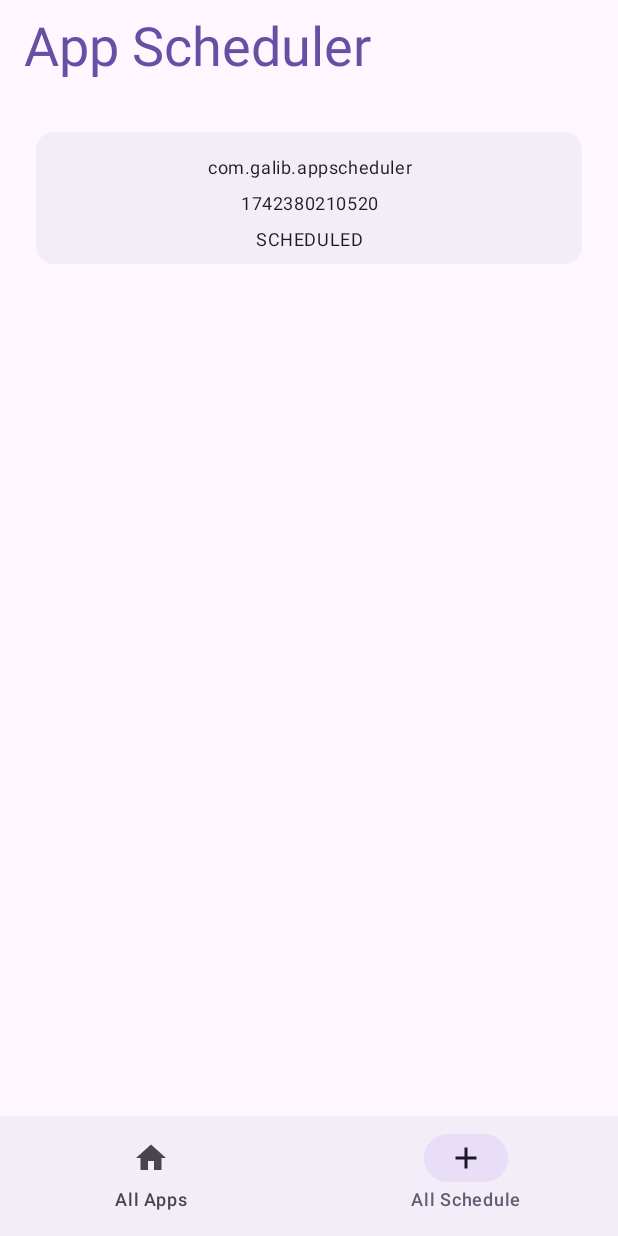
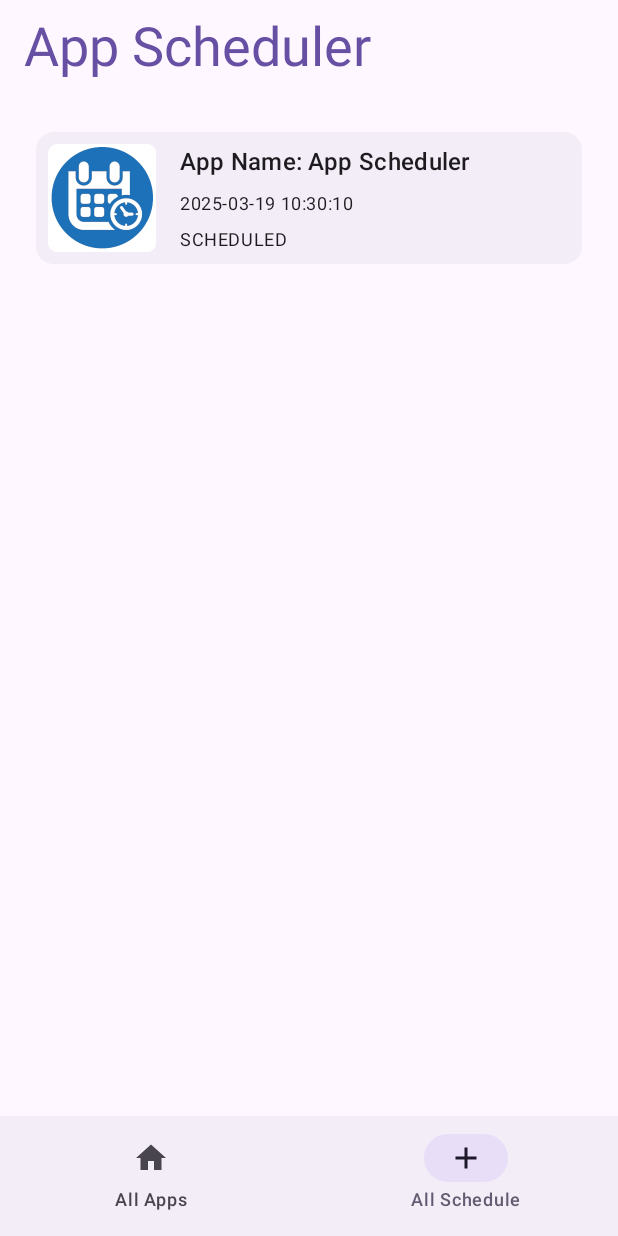
Before and after one commit to asadullah012/appscheduler, an Android app built with Jetpack Compose: the AppScheduleScreen screen opened through its navigation route, on a phone screen of 412 x 824 dp. Run offline under Robolectric (Android 15) with nearby library versions, the phone set to English and light mode, and no system bars; our stand-ins replace Room's generated code.

Commit message:
updated schedule repo and schedule ui

```diff
--- a/app/build.gradle.kts
+++ b/app/build.gradle.kts
@@ -59,6 +59,8 @@ dependencies {
     testImplementation(libs.androidx.room.testing)
     implementation(libs.androidx.room.paging)
 
+    implementation(libs.accompanist.permissions)
+
     implementation(libs.koin.android)
     implementation(libs.koin.androidx.compose)
     testImplementation(libs.junit)
--- a/app/src/main/AndroidManifest.xml
+++ b/app/src/main/AndroidManifest.xml
@@ -4,6 +4,7 @@
 
     <uses-permission android:name="android.permission.QUERY_ALL_PACKAGES"
         tools:ignore="QueryAllPackagesPermission" />
+    <uses-permission android:name="android.permission.SCHEDULE_EXACT_ALARM"/>
 
     <application
         android:name=".MainApplication"
--- a/app/src/main/java/com/galib/appscheduler/MainActivity.kt
+++ b/app/src/main/java/com/galib/appscheduler/MainActivity.kt
@@ -5,6 +5,7 @@ import androidx.activity.ComponentActivity
 import androidx.activity.compose.setContent
 import com.galib.appscheduler.presentation.screen.AppListScreen
 import com.galib.appscheduler.presentation.screen.MainScreen
+import com.galib.appscheduler.utils.GrantPermission
 
 class MainActivity : ComponentActivity() {
     override fun onCreate(savedInstanceState: Bundle?) {
--- a/app/src/main/java/com/galib/appscheduler/domain/repository/AppRepository.kt
+++ b/app/src/main/java/com/galib/appscheduler/domain/repository/AppRepository.kt
@@ -8,8 +8,4 @@ interface AppRepository {
     fun getInstalledApps(): Flow<List<AppInfo>>
     suspend fun saveApps(apps: List<AppInfo>)
     suspend fun syncInstalledApp()
-
-    fun getLaunchSchedules(): Flow<List<LaunchSchedule>>
-    suspend fun insertLaunchSchedule(launchSchedule: LaunchSchedule)
-    suspend fun deleteAllLaunchSchedule()
 }
--- /dev/null
+++ b/app/src/main/java/com/galib/appscheduler/domain/repository/ScheduleRepository.kt
@@ -0,0 +1,10 @@
+package com.galib.appscheduler.domain.repository
+
+import com.galib.appscheduler.domain.model.LaunchSchedule
+import kotlinx.coroutines.flow.Flow
+
+interface ScheduleRepository {
+    fun getLaunchSchedules(): Flow<List<LaunchSchedule>>
+    suspend fun insertLaunchSchedule(launchSchedule: LaunchSchedule)
+    suspend fun deleteAllLaunchSchedule()
+}
--- a/app/src/main/java/com/galib/appscheduler/domain/usecase/LaunchScheduleUseCase.kt
+++ b/app/src/main/java/com/galib/appscheduler/domain/usecase/LaunchScheduleUseCase.kt
@@ -1,21 +1,27 @@
 package com.galib.appscheduler.domain.usecase
 
 import com.galib.appscheduler.domain.model.LaunchSchedule
-import com.galib.appscheduler.domain.repository.AppRepository
+import com.galib.appscheduler.domain.repository.ScheduleRepository
 
 
-class GetLaunchScheduleUseCase(private val repository: AppRepository) {
+class GetLaunchScheduleUseCase(private val repository: ScheduleRepository) {
     operator fun invoke() = repository.getLaunchSchedules()
 }
 
-class InsertLaunchScheduleUseCase(private val repository: AppRepository) {
+class InsertLaunchScheduleUseCase(private val repository: ScheduleRepository) {
     suspend operator fun invoke(launchSchedule: LaunchSchedule) {
         repository.insertLaunchSchedule(launchSchedule)
     }
 }
 
-class DeleteAllLaunchScheduleUseCase(private val repository: AppRepository) {
+class DeleteAllLaunchScheduleUseCase(private val repository: ScheduleRepository) {
     suspend operator fun invoke() {
         repository.deleteAllLaunchSchedule()
     }
 }
+
+class ScheduleAppLaunchUseCase() {
+    operator fun invoke(launchSchedule: LaunchSchedule) {
+
+    }
+}
--- a/app/src/main/java/com/galib/appscheduler/presentation/screen/AppScheduleScreen.kt
+++ b/app/src/main/java/com/galib/appscheduler/presentation/screen/AppScheduleScreen.kt
@@ -1,9 +1,13 @@
 package com.galib.appscheduler.presentation.screen
 
+import androidx.compose.foundation.Image
+import androidx.compose.foundation.layout.Arrangement
 import androidx.compose.foundation.layout.Column
+import androidx.compose.foundation.layout.Row
 import androidx.compose.foundation.layout.fillMaxSize
 import androidx.compose.foundation.layout.fillMaxWidth
 import androidx.compose.foundation.layout.padding
+import androidx.compose.foundation.layout.size
 import androidx.compose.foundation.lazy.LazyColumn
 import androidx.compose.foundation.lazy.items
 import androidx.compose.material3.Card
@@ -13,26 +17,32 @@ import androidx.compose.material3.Text
 import androidx.compose.runtime.Composable
 import androidx.compose.runtime.collectAsState
 import androidx.compose.runtime.getValue
+import androidx.compose.ui.Alignment
 import androidx.compose.ui.Alignment.Companion.CenterHorizontally
 import androidx.compose.ui.Modifier
+import androidx.compose.ui.platform.LocalContext
 import androidx.compose.ui.text.style.TextAlign
 import androidx.compose.ui.unit.dp
+import com.galib.appscheduler.domain.model.AppInfo
 import com.galib.appscheduler.domain.model.LaunchSchedule
+import com.galib.appscheduler.presentation.viewmodel.AppViewModel
 import com.galib.appscheduler.presentation.viewmodel.LaunchScheduleViewModel
+import com.galib.appscheduler.utils.formatTimestamp
+import com.galib.appscheduler.utils.getIconDrawableByPackageName
 import org.koin.androidx.compose.koinViewModel
 
 @Composable
 fun AppScheduleScreen() {
     val launchScheduleViewModel: LaunchScheduleViewModel = koinViewModel()
     val launchSchedules by launchScheduleViewModel.apps.collectAsState()
-
+    val appViewModel: AppViewModel = koinViewModel()
     Column(modifier = Modifier.fillMaxSize().padding(16.dp)) {
         if(launchSchedules.isEmpty()){
             Text("No Scheduled Apps")
         } else {
             LazyColumn {
                 items(launchSchedules) { launchSchedule ->
-                    ScheduleItem(launchSchedule)
+                    ScheduleItem(launchSchedule, appViewModel.getAppInfoByPackageName(launchSchedule.packageName))
                 }
             }
         }
@@ -40,26 +50,36 @@ fun AppScheduleScreen() {
 }
 
 @Composable
-fun ScheduleItem(launchSchedule: LaunchSchedule) {
+fun ScheduleItem(launchSchedule: LaunchSchedule, appInfo: AppInfo?) {
+    val context = LocalContext.current
     Card(
         modifier = Modifier.fillMaxWidth().padding(8.dp),
         colors = CardDefaults.cardColors(
             containerColor = MaterialTheme.colorScheme.surfaceContainer,
         )
     ) {
+        Row(modifier = Modifier.fillMaxSize().padding(8.dp),
+            verticalAlignment = Alignment.CenterVertically){
+            Image(bitmap = getIconDrawableByPackageName(context, launchSchedule.packageName), contentDescription = appInfo?.appName,
+                modifier = Modifier.size(72.dp))
             Column(
-            modifier = Modifier.fillMaxSize().padding(8.dp),
-            horizontalAlignment = CenterHorizontally
+                modifier = Modifier.fillMaxSize().padding(horizontal = 16.dp),
+                horizontalAlignment = Alignment.Start,
+                verticalArrangement = Arrangement.Center
             ) {
-            Text(text = launchSchedule.packageName, style = MaterialTheme.typography.bodySmall, textAlign = TextAlign.Center,
+                appInfo?.let {
+                    Text(text = "App Name: ${it.appName}", style = MaterialTheme.typography.titleMedium, textAlign = TextAlign.Start,
+                        modifier = Modifier.fillMaxWidth()
+                    )
+                }
+                Text(text = formatTimestamp(launchSchedule.scheduledTime), style = MaterialTheme.typography.bodySmall, textAlign = TextAlign.Start,
                     modifier = Modifier.fillMaxWidth().padding(top = 8.dp)
                 )
-            Text(text = launchSchedule.scheduledTime.toString(), style = MaterialTheme.typography.bodySmall, textAlign = TextAlign.Center,
-                modifier = Modifier.fillMaxWidth().padding(top = 8.dp)
-            )
-            Text(text = launchSchedule.status.toString(), style = MaterialTheme.typography.bodySmall, textAlign = TextAlign.Center,
+                Text(text = launchSchedule.status.toString(), style = MaterialTheme.typography.bodySmall, textAlign = TextAlign.Start,
                     modifier = Modifier.fillMaxWidth().padding(top = 8.dp)
                 )
             }
         }
+
     }
+}
--- a/app/src/main/java/com/galib/appscheduler/presentation/screen/MainScreen.kt
+++ b/app/src/main/java/com/galib/appscheduler/presentation/screen/MainScreen.kt
@@ -13,6 +13,7 @@ import androidx.compose.ui.Modifier
 import androidx.navigation.compose.rememberNavController
 import com.galib.appscheduler.presentation.navigation.AppNavHost
 import com.galib.appscheduler.presentation.navigation.BottomNavigationBar
+import com.galib.appscheduler.utils.GrantPermission
 
 @OptIn(ExperimentalMaterial3Api::class)
 @Composable
@@ -33,6 +34,7 @@ fun MainScreen() {
     ) { paddingValues ->
         Box(modifier = Modifier.padding(paddingValues)) {
             AppNavHost(navController)
+            GrantPermission {  }
         }
     }
 }
--- a/app/src/main/java/com/galib/appscheduler/presentation/viewmodel/AppViewModel.kt
+++ b/app/src/main/java/com/galib/appscheduler/presentation/viewmodel/AppViewModel.kt
@@ -29,6 +29,10 @@ class AppViewModel(
         }
     }
 
+    fun getAppInfoByPackageName(packageName: String): AppInfo? {
+        return apps.value.find { it.packageName == packageName }
+    }
+
     fun syncInstalledApps(){
         viewModelScope.launch {
             syncInstalledAppsUseCase()
--- /dev/null
+++ b/app/src/main/java/com/galib/appscheduler/utils/GrantPermission.kt
@@ -0,0 +1,34 @@
+package com.galib.appscheduler.utils
+
+import android.Manifest.permission.SCHEDULE_EXACT_ALARM
+import android.os.Build
+import android.util.Log
+import androidx.compose.runtime.Composable
+import androidx.compose.runtime.LaunchedEffect
+import com.google.accompanist.permissions.ExperimentalPermissionsApi
+import com.google.accompanist.permissions.rememberMultiplePermissionsState
+
+
+@OptIn(ExperimentalPermissionsApi::class)
+@Composable
+fun GrantPermission(onAllPermissionGranted: @Composable () -> Unit) {
+    val permissions:MutableList<String> = mutableListOf()
+
+    if (Build.VERSION.SDK_INT >= Build.VERSION_CODES.S) {
+        permissions.add(SCHEDULE_EXACT_ALARM)
+    }
+    val multiplePermissionsState = rememberMultiplePermissionsState(permissions)
+
+    LaunchedEffect(Unit) {
+        if (!multiplePermissionsState.allPermissionsGranted) {
+            multiplePermissionsState.launchMultiplePermissionRequest()
+        }
+    }
+
+    when {
+        multiplePermissionsState.allPermissionsGranted -> {
+            Log.i("TAG", "GrantPermission: All permissions granted!")
+            onAllPermissionGranted()
+        }
+    }
+}
--- /dev/null
+++ b/app/src/main/java/com/galib/appscheduler/utils/ScheduleAlarm.kt
@@ -0,0 +1 @@
+package com.galib.appscheduler.utils
--- /dev/null
+++ b/app/src/main/java/com/galib/appscheduler/utils/UiUtils.kt
@@ -0,0 +1,38 @@
+package com.galib.appscheduler.utils
+
+import android.content.Context
+import android.content.pm.PackageManager
+import androidx.appcompat.content.res.AppCompatResources
+import androidx.compose.runtime.Composable
+import androidx.compose.runtime.remember
+import androidx.compose.ui.graphics.ImageBitmap
+import androidx.compose.ui.graphics.asImageBitmap
+import androidx.core.graphics.drawable.toBitmap
+import com.galib.appscheduler.R
+import java.text.SimpleDateFormat
+import java.util.Date
+import java.util.Locale
+
+@Composable
+fun getIconDrawableByPackageName(context: Context, packageName: String) : ImageBitmap {
+    val packageManager = context.packageManager
+
+    val iconDrawable = remember {
+        try {
+            packageManager.getApplicationIcon(packageName)
+        } catch (e: PackageManager.NameNotFoundException) {
+            null
+        }
+    }
+
+    if (iconDrawable != null) {
+        return iconDrawable.toBitmap().asImageBitmap()
+    }
+    return AppCompatResources.getDrawable(context, R.mipmap.ic_launcher)!!.toBitmap().asImageBitmap()
+}
+
+fun formatTimestamp(timestamp: Long): String {
+    val sdf = SimpleDateFormat("yyyy-MM-dd HH:mm:ss", Locale.getDefault()) // Customize the format as needed
+    val date = Date(timestamp)
+    return sdf.format(date)
+}
--- a/gradle/libs.versions.toml
+++ b/gradle/libs.versions.toml
@@ -1,4 +1,5 @@
 [versions]
+accompanistPermissions = "0.37.0"
 agp = "8.9.0"
 koinAndroid = "4.0.2"
 koinAndroidxCompose = "4.0.2"
@@ -15,6 +16,7 @@ room = "2.6.1"
 ksp = "2.1.10-1.0.31"
 
 [libraries]
+accompanist-permissions = { module = "com.google.accompanist:accompanist-permissions", version.ref = "accompanistPermissions" }
 androidx-core-ktx = { group = "androidx.core", name = "core-ktx", version.ref = "coreKtx" }
 androidx-navigation-compose = { module = "androidx.navigation:navigation-compose", version.ref = "navigationCompose" }
 androidx-room-compiler = { module = "androidx.room:room-compiler", version.ref = "room" }
```
Also changed, not shown: app/src/main/java/com/galib/appscheduler/data/repository/AppRepositoryImpl.kt (+1 -15 lines), app/src/main/java/com/galib/appscheduler/data/repository/ScheduleRepositoryImpl.kt (added, +29 -0 lines), app/src/main/java/com/galib/appscheduler/di/AppModule.kt (+6 -2 lines), app/src/main/java/com/galib/appscheduler/presentation/screen/AppListScreen.kt (+1 -36 lines). Lines whose indentation alone changed are shown as unchanged.
